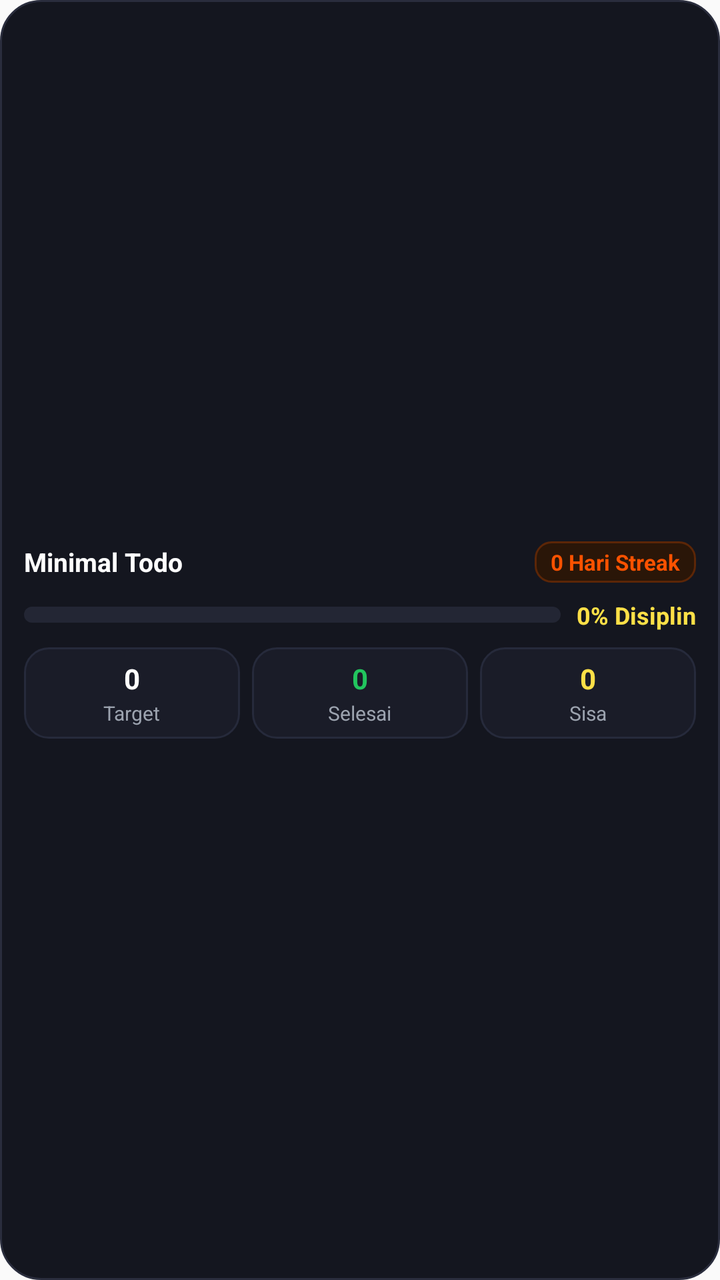
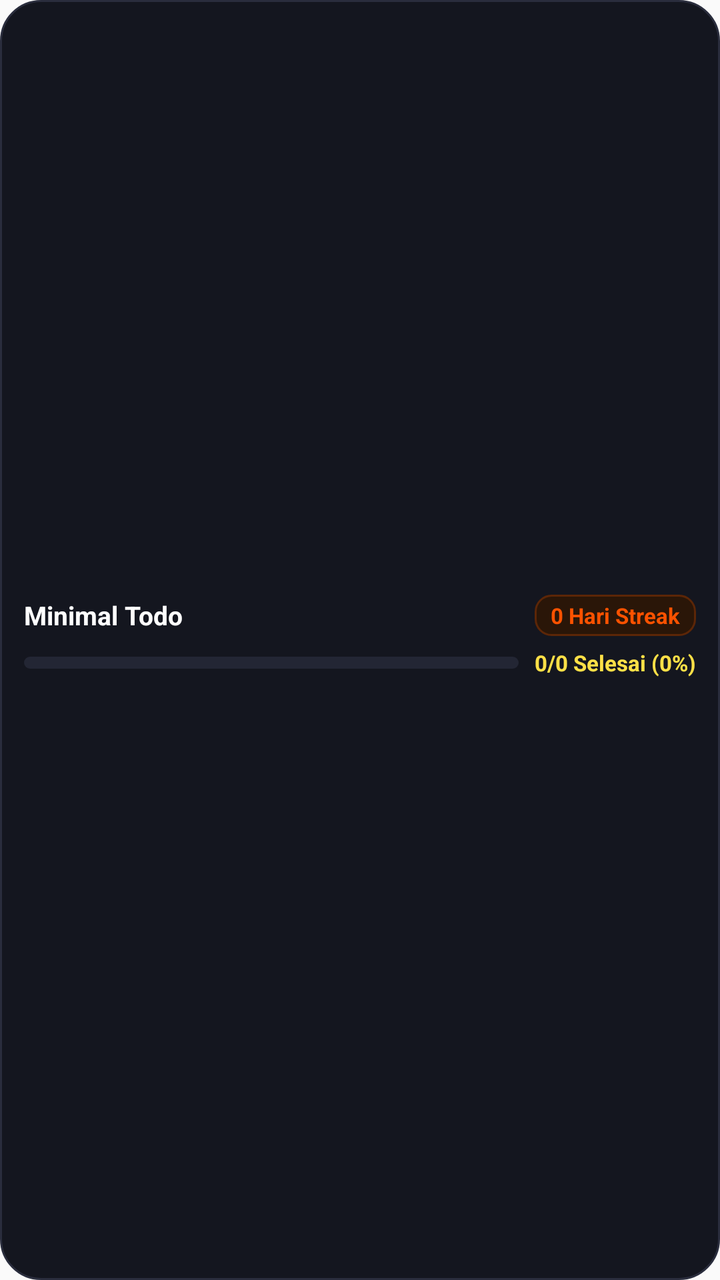

Screens rendered from an Android XML layout before and after an edit, with the pre-edit source and the edit as a unified diff.
<!-- AndroidManifest.xml: application theme AppTheme -->
<!-- res/layout/widget_bento.xml -->
<?xml version="1.0" encoding="utf-8"?>
<LinearLayout xmlns:android="http://schemas.android.com/apk/res/android"
    android:id="@+id/widget_root"
    android:layout_width="match_parent"
    android:layout_height="match_parent"
    android:background="@drawable/bg_widget_bento"
    android:gravity="center_vertical"
    android:orientation="vertical"
    android:padding="12dp">

    
    <RelativeLayout
        android:layout_width="match_parent"
        android:layout_height="wrap_content">

        <TextView
            android:layout_width="wrap_content"
            android:layout_height="wrap_content"
            android:layout_alignParentStart="true"
            android:layout_alignParentLeft="true"
            android:layout_centerVertical="true"
            android:text="Minimal Todo"
            android:textColor="#FFFFFF"
            android:textSize="13sp"
            android:textStyle="bold" />

        <TextView
            android:id="@+id/widget_streak"
            android:layout_width="wrap_content"
            android:layout_height="wrap_content"
            android:layout_alignParentEnd="true"
            android:layout_alignParentRight="true"
            android:layout_centerVertical="true"
            android:background="@drawable/bg_widget_streak"
            android:paddingLeft="8dp"
            android:paddingTop="3dp"
            android:paddingRight="8dp"
            android:paddingBottom="3dp"
            android:paddingStart="8dp"
            android:paddingEnd="8dp"
            android:text="0 Hari Streak"
            android:textColor="#FC5200"
            android:textSize="11sp"
            android:textStyle="bold" />
    </RelativeLayout>

    
    <LinearLayout
        android:layout_width="match_parent"
        android:layout_height="wrap_content"
        android:layout_marginTop="8dp"
        android:gravity="center_vertical"
        android:orientation="horizontal">

        <ProgressBar
            android:id="@+id/widget_progress_bar"
            style="@android:style/Widget.ProgressBar.Horizontal"
            android:layout_width="0dp"
            android:layout_height="8dp"
            android:layout_weight="1"
            android:max="100"
            android:progress="0"
            android:progressDrawable="@drawable/progress_widget_bar" />

        <TextView
            android:id="@+id/widget_progress_text"
            android:layout_width="wrap_content"
            android:layout_height="wrap_content"
            android:layout_marginStart="8dp"
            android:layout_marginLeft="8dp"
            android:text="0% Disiplin"
            android:textColor="#FDE047"
            android:textSize="12sp"
            android:textStyle="bold" />
    </LinearLayout>

    
    <LinearLayout
        android:layout_width="match_parent"
        android:layout_height="wrap_content"
        android:layout_marginTop="8dp"
        android:baselineAligned="false"
        android:orientation="horizontal"
        android:weightSum="3">

        
        <LinearLayout
            android:layout_width="0dp"
            android:layout_height="wrap_content"
            android:layout_weight="1"
            android:background="@drawable/bg_widget_stat_box"
            android:gravity="center"
            android:orientation="vertical"
            android:padding="6dp">

            <TextView
                android:id="@+id/widget_stat_total"
                android:layout_width="wrap_content"
                android:layout_height="wrap_content"
                android:text="0"
                android:textColor="#FFFFFF"
                android:textSize="14sp"
                android:textStyle="bold" />

            <TextView
                android:layout_width="wrap_content"
                android:layout_height="wrap_content"
                android:layout_marginTop="1dp"
                android:text="Target"
                android:textColor="#9CA3AF"
                android:textSize="10sp" />
        </LinearLayout>

        
        <LinearLayout
            android:layout_width="0dp"
            android:layout_height="wrap_content"
            android:layout_marginStart="6dp"
            android:layout_marginLeft="6dp"
            android:layout_weight="1"
            android:background="@drawable/bg_widget_stat_box"
            android:gravity="center"
            android:orientation="vertical"
            android:padding="6dp">

            <TextView
                android:id="@+id/widget_stat_completed"
                android:layout_width="wrap_content"
                android:layout_height="wrap_content"
                android:text="0"
                android:textColor="#22C55E"
                android:textSize="14sp"
                android:textStyle="bold" />

            <TextView
                android:layout_width="wrap_content"
                android:layout_height="wrap_content"
                android:layout_marginTop="1dp"
                android:text="Selesai"
                android:textColor="#9CA3AF"
                android:textSize="10sp" />
        </LinearLayout>

        
        <LinearLayout
            android:layout_width="0dp"
            android:layout_height="wrap_content"
            android:layout_marginStart="6dp"
            android:layout_marginLeft="6dp"
            android:layout_weight="1"
            android:background="@drawable/bg_widget_stat_box"
            android:gravity="center"
            android:orientation="vertical"
            android:padding="6dp">

            <TextView
                android:id="@+id/widget_stat_remaining"
                android:layout_width="wrap_content"
                android:layout_height="wrap_content"
                android:text="0"
                android:textColor="#FDE047"
                android:textSize="14sp"
                android:textStyle="bold" />

            <TextView
                android:layout_width="wrap_content"
                android:layout_height="wrap_content"
                android:layout_marginTop="1dp"
                android:text="Sisa"
                android:textColor="#9CA3AF"
                android:textSize="10sp" />
        </LinearLayout>

    </LinearLayout>

</LinearLayout>
<!-- resources referenced by this layout -->
<resources>
  <!-- drawable bg_widget_bento (drawable) -->
  <?xml version="1.0" encoding="utf-8"?>
  <shape xmlns:android="http://schemas.android.com/apk/res/android"
      android:shape="rectangle">
      <solid android:color="#14161F" />
      <corners android:radius="20dp" />
      <stroke
          android:width="1dp"
          android:color="#2A2D3D" />
  </shape>
  <!-- drawable bg_widget_stat_box (drawable) -->
  <?xml version="1.0" encoding="utf-8"?>
  <shape xmlns:android="http://schemas.android.com/apk/res/android"
      android:shape="rectangle">
      <solid android:color="#1A1C28" />
      <corners android:radius="12dp" />
      <stroke
          android:width="1dp"
          android:color="#262A3B" />
  </shape>
  <!-- drawable bg_widget_streak (drawable) -->
  <?xml version="1.0" encoding="utf-8"?>
  <shape xmlns:android="http://schemas.android.com/apk/res/android"
      android:shape="rectangle">
      <solid android:color="#2A1608" />
      <corners android:radius="8dp" />
      <stroke
          android:width="1dp"
          android:color="#5C2607" />
  </shape>
  <!-- drawable progress_widget_bar (drawable) -->
  <?xml version="1.0" encoding="utf-8"?>
  <layer-list xmlns:android="http://schemas.android.com/apk/res/android">
      <item android:id="@android:id/background">
          <shape>
              <corners android:radius="4dp" />
              <solid android:color="#232634" />
          </shape>
      </item>
      <item android:id="@android:id/progress">
          <clip>
              <shape>
                  <corners android:radius="4dp" />
                  <solid android:color="#FDE047" />
              </shape>
          </clip>
      </item>
  </layer-list>
  <style name="AppTheme" parent="Theme.MinimalTodo" />
  <style name="Theme.MinimalTodo" parent="Theme.AppCompat.DayNight.NoActionBar">
          <item name="android:statusBarColor">#0D1117</item>
          <item name="android:navigationBarColor">#0D1117</item>
          <item name="android:windowNoTitle">true</item>
          <item name="android:windowActionBar">false</item>
      </style>
</resources>

<!-- the commit's change to res/layout/widget_bento.xml (unified diff, before → after) -->
@@ -48,7 +48,7 @@
     <LinearLayout
         android:layout_width="match_parent"
         android:layout_height="wrap_content"
-        android:layout_marginTop="8dp"
+        android:layout_marginTop="6dp"
         android:gravity="center_vertical"
         android:orientation="horizontal">
 
@@ -56,7 +56,7 @@
             android:id="@+id/widget_progress_bar"
             style="@android:style/Widget.ProgressBar.Horizontal"
             android:layout_width="0dp"
-            android:layout_height="8dp"
+            android:layout_height="6dp"
             android:layout_weight="1"
             android:max="100"
             android:progress="0"
@@ -68,109 +68,45 @@
             android:layout_height="wrap_content"
             android:layout_marginStart="8dp"
             android:layout_marginLeft="8dp"
-            android:text="0% Disiplin"
+            android:text="0/0 Selesai (0%)"
             android:textColor="#FDE047"
-            android:textSize="12sp"
+            android:textSize="11sp"
             android:textStyle="bold" />
     </LinearLayout>
 
     
     <LinearLayout
+        android:id="@+id/widget_habits_container"
+        android:layout_width="match_parent"
+        android:layout_height="wrap_content"
+        android:layout_marginTop="4dp"
+        android:orientation="vertical" />
+
+    
+    <TextView
+        android:id="@+id/widget_empty_text"
         android:layout_width="match_parent"
         android:layout_height="wrap_content"
         android:layout_marginTop="8dp"
-        android:baselineAligned="false"
-        android:orientation="horizontal"
-        android:weightSum="3">
+        android:background="@drawable/bg_widget_item"
+        android:gravity="center"
+        android:padding="10dp"
+        android:text="Belum ada target hari ini. Ketuk untuk buat kartu baru!"
+        android:textColor="#9CA3AF"
+        android:textSize="11sp"
+        android:visibility="gone" />
 
-        
-        <LinearLayout
-            android:layout_width="0dp"
-            android:layout_height="wrap_content"
-            android:layout_weight="1"
-            android:background="@drawable/bg_widget_stat_box"
-            android:gravity="center"
-            android:orientation="vertical"
-            android:padding="6dp">
-
-            <TextView
-                android:id="@+id/widget_stat_total"
-                android:layout_width="wrap_content"
-                android:layout_height="wrap_content"
-                android:text="0"
-                android:textColor="#FFFFFF"
-                android:textSize="14sp"
-                android:textStyle="bold" />
-
-            <TextView
-                android:layout_width="wrap_content"
-                android:layout_height="wrap_content"
-                android:layout_marginTop="1dp"
-                android:text="Target"
-                android:textColor="#9CA3AF"
-                android:textSize="10sp" />
-        </LinearLayout>
-
-        
-        <LinearLayout
-            android:layout_width="0dp"
-            android:layout_height="wrap_content"
-            android:layout_marginStart="6dp"
-            android:layout_marginLeft="6dp"
-            android:layout_weight="1"
-            android:background="@drawable/bg_widget_stat_box"
-            android:gravity="center"
-            android:orientation="vertical"
-            android:padding="6dp">
-
-            <TextView
-                android:id="@+id/widget_stat_completed"
-                android:layout_width="wrap_content"
-                android:layout_height="wrap_content"
-                android:text="0"
-                android:textColor="#22C55E"
-                android:textSize="14sp"
-                android:textStyle="bold" />
-
-            <TextView
-                android:layout_width="wrap_content"
-                android:layout_height="wrap_content"
-                android:layout_marginTop="1dp"
-                android:text="Selesai"
-                android:textColor="#9CA3AF"
-                android:textSize="10sp" />
-        </LinearLayout>
-
-        
-        <LinearLayout
-            android:layout_width="0dp"
-            android:layout_height="wrap_content"
-            android:layout_marginStart="6dp"
-            android:layout_marginLeft="6dp"
-            android:layout_weight="1"
-            android:background="@drawable/bg_widget_stat_box"
-            android:gravity="center"
-            android:orientation="vertical"
-            android:padding="6dp">
-
-            <TextView
-                android:id="@+id/widget_stat_remaining"
-                android:layout_width="wrap_content"
-                android:layout_height="wrap_content"
-                android:text="0"
-                android:textColor="#FDE047"
-                android:textSize="14sp"
-                android:textStyle="bold" />
-
-            <TextView
-                android:layout_width="wrap_content"
-                android:layout_height="wrap_content"
-                android:layout_marginTop="1dp"
-                android:text="Sisa"
-                android:textColor="#9CA3AF"
-                android:textSize="10sp" />
-        </LinearLayout>
-
-    </LinearLayout>
+    
+    <TextView
+        android:id="@+id/widget_footer_more"
+        android:layout_width="match_parent"
+        android:layout_height="wrap_content"
+        android:layout_marginTop="4dp"
+        android:gravity="center"
+        android:text="+ 0 target lainnya • Buka Beranda"
+        android:textColor="#FDE047"
+        android:textSize="10.5sp"
+        android:textStyle="bold"
+        android:visibility="gone" />
 
 </LinearLayout>
<!-- resource entries referenced after the edit -->
@@ -10,12 +10,12 @@
           android:width="1dp"
           android:color="#2A2D3D" />
   </shape>
-  <!-- drawable bg_widget_stat_box (drawable) -->
+  <!-- drawable bg_widget_item (drawable) -->
   <?xml version="1.0" encoding="utf-8"?>
   <shape xmlns:android="http://schemas.android.com/apk/res/android"
       android:shape="rectangle">
       <solid android:color="#1A1C28" />
-      <corners android:radius="12dp" />
+      <corners android:radius="10dp" />
       <stroke
           android:width="1dp"
           android:color="#262A3B" />
